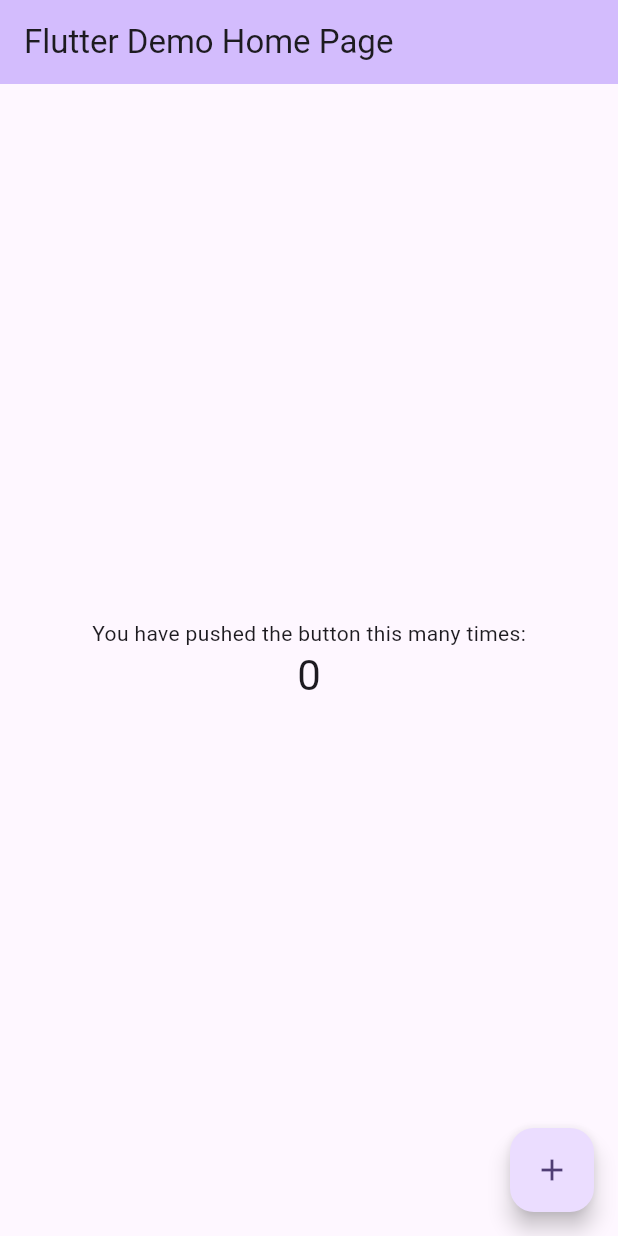
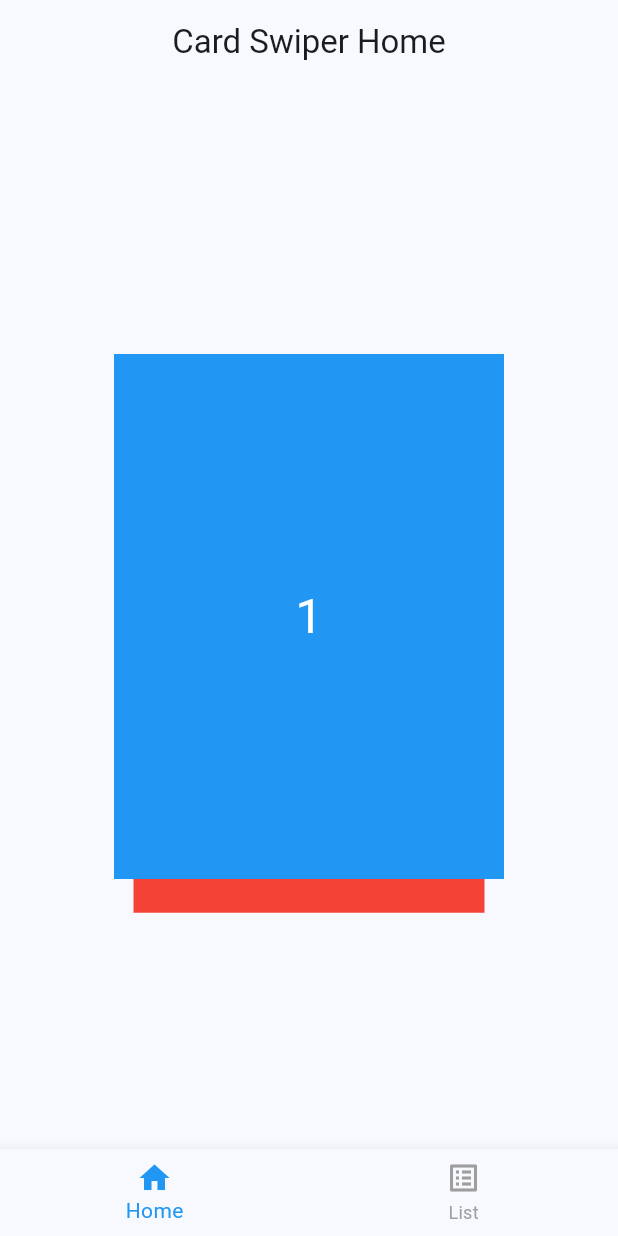
Before and after one commit to punk0604/mobile-computing-capstone-punk0604, a Flutter app: the screen it shows after launch, on a phone screen of 412 x 824 dp. Run offline on Flutter 3.47's test engine with Material 3 defaults, Android fonts, the phone set to English and light mode, and no system bars; drawn by our look-alikes of flutter_card_swiper.

Commit message:
home screen + application list outlines

```diff
--- a/mobile_computing_capstone/lib/main.dart
+++ b/mobile_computing_capstone/lib/main.dart
@@ -1,4 +1,6 @@
 import 'package:flutter/material.dart';
+import 'package:mobile_computing_capstone/models/screens/home_page.dart';
+import 'package:mobile_computing_capstone/models/screens/list_page.dart';
 
 void main() {
   runApp(const MyApp());
@@ -7,116 +9,62 @@ void main() {
 class MyApp extends StatelessWidget {
   const MyApp({super.key});
 
-  // This widget is the root of your application.
   @override
   Widget build(BuildContext context) {
     return MaterialApp(
-      title: 'Flutter Demo',
+      debugShowCheckedModeBanner: false,
+      title: 'yes',
       theme: ThemeData(
-        // This is the theme of your application.
-        //
-        // TRY THIS: Try running your application with "flutter run". You'll see
-        // the application has a purple toolbar. Then, without quitting the app,
-        // try changing the seedColor in the colorScheme below to Colors.green
-        // and then invoke "hot reload" (save your changes or press the "hot
-        // reload" button in a Flutter-supported IDE, or press "r" if you used
-        // the command line to start the app).
-        //
-        // Notice that the counter didn't reset back to zero; the application
-        // state is not lost during the reload. To reset the state, use hot
-        // restart instead.
-        //
-        // This works for code too, not just values: Most code changes can be
-        // tested with just a hot reload.
-        colorScheme: ColorScheme.fromSeed(seedColor: Colors.deepPurple),
+        colorScheme: ColorScheme.fromSeed(seedColor: Colors.blue),
+        useMaterial3: true,
       ),
-      home: const MyHomePage(title: 'Flutter Demo Home Page'),
+      home: const MainPage(),
     );
   }
 }
 
-class MyHomePage extends StatefulWidget {
-  const MyHomePage({super.key, required this.title});
-
-  // This widget is the home page of your application. It is stateful, meaning
-  // that it has a State object (defined below) that contains fields that affect
-  // how it looks.
-
-  // This class is the configuration for the state. It holds the values (in this
-  // case the title) provided by the parent (in this case the App widget) and
-  // used by the build method of the State. Fields in a Widget subclass are
-  // always marked "final".
-
-  final String title;
+class MainPage extends StatefulWidget {
+  const MainPage({super.key});
 
   @override
-  State<MyHomePage> createState() => _MyHomePageState();
+  State<MainPage> createState() => _MainPageState();
 }
 
-class _MyHomePageState extends State<MyHomePage> {
-  int _counter = 0;
+class _MainPageState extends State<MainPage> {
+  int _selectedIndex = 0;
 
-  void _incrementCounter() {
-    setState(() {
-      // This call to setState tells the Flutter framework that something has
-      // changed in this State, which causes it to rerun the build method below
-      // so that the display can reflect the updated values. If we changed
-      // _counter without calling setState(), then the build method would not be
-      // called again, and so nothing would appear to happen.
-      _counter++;
-    });
+  final List<Widget> _pages = const [
+    HomePage(),
+    ListPage(),
+  ];
+
+  void _onItemTapped(int index) {
+    setState(() => _selectedIndex = index);
   }
 
   @override
   Widget build(BuildContext context) {
-    // This method is rerun every time setState is called, for instance as done
-    // by the _incrementCounter method above.
-    //
-    // The Flutter framework has been optimized to make rerunning build methods
-    // fast, so that you can just rebuild anything that needs updating rather
-    // than having to individually change instances of widgets.
     return Scaffold(
-      appBar: AppBar(
-        // TRY THIS: Try changing the color here to a specific color (to
-        // Colors.amber, perhaps?) and trigger a hot reload to see the AppBar
-        // change color while the other colors stay the same.
-        backgroundColor: Theme.of(context).colorScheme.inversePrimary,
-        // Here we take the value from the MyHomePage object that was created by
-        // the App.build method, and use it to set our appbar title.
-        title: Text(widget.title),
+      body: _pages[_selectedIndex],
+      bottomNavigationBar: BottomNavigationBar(
+        currentIndex: _selectedIndex,
+        onTap: _onItemTapped,
+        type: BottomNavigationBarType.fixed,
+        selectedItemColor: Colors.blue,
+        unselectedItemColor: Colors.grey,
+        items: const [
+          BottomNavigationBarItem(
+            icon: Icon(Icons.home_outlined),
+            activeIcon: Icon(Icons.home),
+            label: 'Home',
+          ),
+          BottomNavigationBarItem(
+            icon: Icon(Icons.list_alt_outlined),
+            activeIcon: Icon(Icons.list_alt),
+            label: 'List',
+          ),
+        ],
       ),
-      body: Center(
-        // Center is a layout widget. It takes a single child and positions it
-        // in the middle of the parent.
-        child: Column(
-          // Column is also a layout widget. It takes a list of children and
-          // arranges them vertically. By default, it sizes itself to fit its
-          // children horizontally, and tries to be as tall as its parent.
-          //
-          // Column has various properties to control how it sizes itself and
-          // how it positions its children. Here we use mainAxisAlignment to
-          // center the children vertically; the main axis here is the vertical
-          // axis because Columns are vertical (the cross axis would be
-          // horizontal).
-          //
-          // TRY THIS: Invoke "debug painting" (choose the "Toggle Debug Paint"
-          // action in the IDE, or press "p" in the console), to see the
-          // wireframe for each widget.
-          mainAxisAlignment: MainAxisAlignment.center,
-          children: <Widget>[
-            const Text('You have pushed the button this many times:'),
-            Text(
-              '$_counter',
-              style: Theme.of(context).textTheme.headlineMedium,
-            ),
-          ],
-        ),
-      ),
-      floatingActionButton: FloatingActionButton(
-        onPressed: _incrementCounter,
-        tooltip: 'Increment',
-        child: const Icon(Icons.add),
-      ), // This trailing comma makes auto-formatting nicer for build methods.
     );
   }
 }
--- /dev/null
+++ b/mobile_computing_capstone/lib/models/screens/home_page.dart
@@ -0,0 +1,45 @@
+import 'package:flutter/material.dart';
+import 'package:flutter_card_swiper/flutter_card_swiper.dart';
+
+class HomePage extends StatelessWidget {
+  const HomePage({super.key});
+
+  @override
+  Widget build(BuildContext context) {
+    final List<Widget> cards = [
+      Container(
+        alignment: Alignment.center,
+        color: Colors.blue,
+        child: const Text('1', style: TextStyle(fontSize: 32, color: Colors.white)),
+      ),
+      Container(
+        alignment: Alignment.center,
+        color: Colors.red,
+        child: const Text('2', style: TextStyle(fontSize: 32, color: Colors.white)),
+      ),
+      Container(
+        alignment: Alignment.center,
+        color: Colors.purple,
+        child: const Text('3', style: TextStyle(fontSize: 32, color: Colors.white)),
+      ),
+    ];
+
+    return Scaffold(
+      appBar: AppBar(
+        title: const Text('Card Swiper Home'),
+        centerTitle: true,
+      ),
+      body: Center(
+        child: SizedBox(
+          height: 400,
+          width: 300,
+          child: CardSwiper(
+            allowedSwipeDirection: AllowedSwipeDirection.only(left: true, right: true),
+            cardsCount: cards.length,
+            cardBuilder: (context, index, percentX, percentY) => cards[index],
+          ),
+        ),
+      ),
+    );
+  }
+}
--- /dev/null
+++ b/mobile_computing_capstone/lib/models/screens/list_page.dart
@@ -0,0 +1,39 @@
+import 'package:flutter/material.dart';
+
+class ListPage extends StatelessWidget {
+  const ListPage({super.key});
+
+  @override
+  Widget build(BuildContext context) {
+    final items = List.generate(10, (index) => 'Item ${index + 1}');
+
+    return Scaffold(
+      appBar: AppBar(
+        title: const Text('List Screen'),
+        centerTitle: true,
+      ),
+      body: ListView.builder(
+        padding: const EdgeInsets.all(16),
+        itemCount: items.length + 1,
+        itemBuilder: (context, index) {
+          if (index == 0) {
+            return const Padding(
+              padding: EdgeInsets.only(bottom: 16),
+              child: Text(
+                'This is the list screen!',
+                style: TextStyle(fontSize: 18, fontWeight: FontWeight.bold),
+              ),
+            );
+          }
+          final item = items[index - 1];
+          return Card(
+            child: ListTile(
+              leading: const Icon(Icons.star_border),
+              title: Text(item),
+            ),
+          );
+        },
+      ),
+    );
+  }
+}
--- a/mobile_computing_capstone/pubspec.yaml
+++ b/mobile_computing_capstone/pubspec.yaml
@@ -34,6 +34,7 @@ dependencies:
   # The following adds the Cupertino Icons font to your application.
   # Use with the CupertinoIcons class for iOS style icons.
   cupertino_icons: ^1.0.8
+  flutter_card_swiper: ^7.2.0
 
 dev_dependencies:
   flutter_test:
```
Also changed, not shown: mobile_computing_capstone/pubspec.lock.
